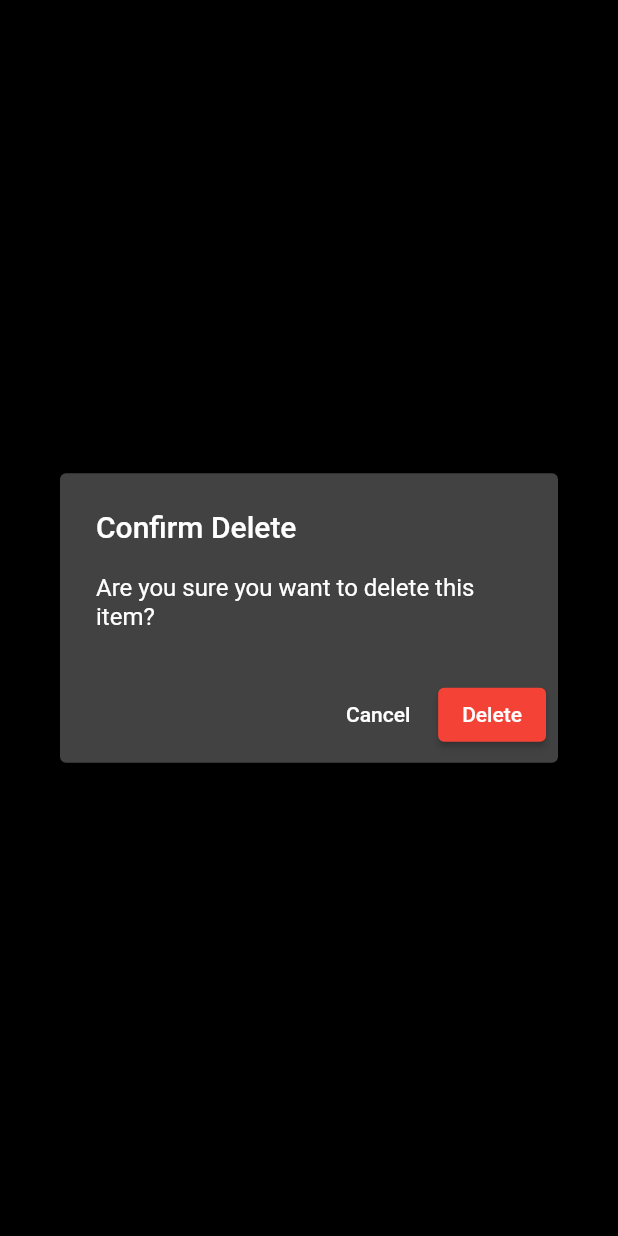
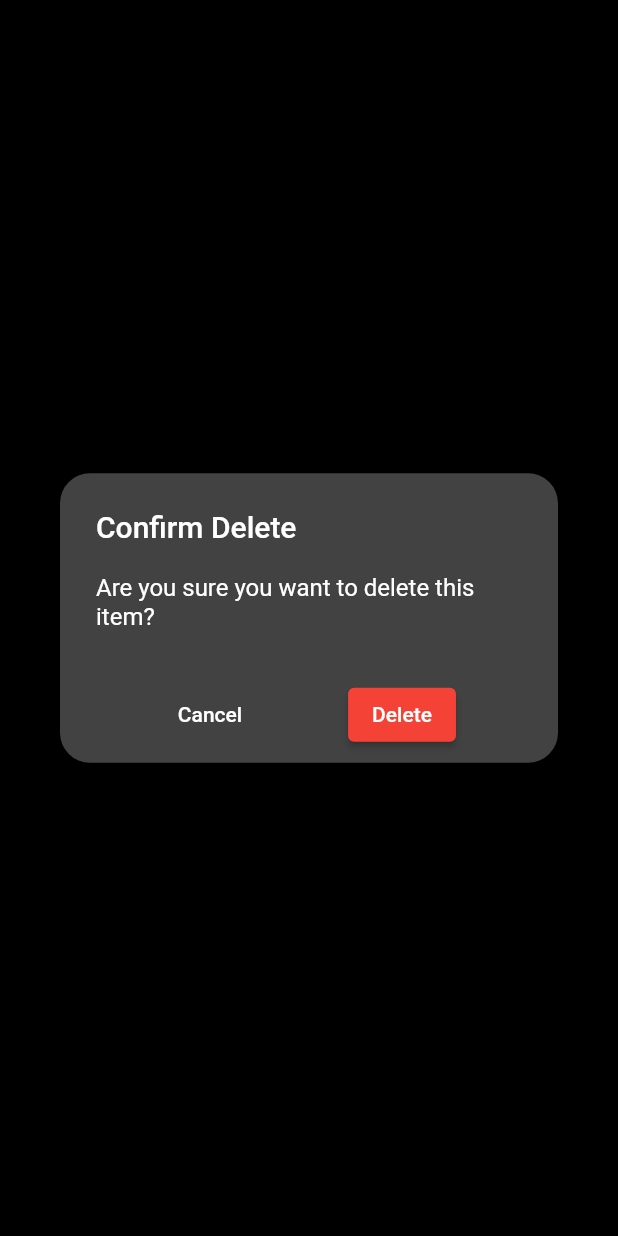
Before and after one commit to joscha0/speedclimb-stopwatch, a Flutter app: what showConfirmDeleteDialog() shows on an empty page, opened directly, on a phone screen of 412 x 824 dp. Run offline on Flutter 3.47's test engine with Material 2 defaults, Android fonts, the light colour scheme and no system bars; our stand-ins replace audioplayers, flutter_riverpod, flutter_slidable, isar, riverpod_annotation, shimmer and 1 more; accounts and stored records are empty; generated files the repository leaves out were written again.

Commit message:
improve style

```diff
--- a/lib/widgets/confirm_delete_dialog.dart
+++ b/lib/widgets/confirm_delete_dialog.dart
@@ -1,8 +1,4 @@
 import 'package:flutter/material.dart';
-import 'package:flutter_riverpod/flutter_riverpod.dart';
-import 'package:speedclimbing/controllers/time_entry_controller.dart';
-import 'package:speedclimbing/models/time_entry_model.dart';
-import 'package:speedclimbing/providers/time_entry_provider.dart';
 
 Future<bool?> showConfirmDeleteDialog(BuildContext context) async {
   return showDialog<bool>(
@@ -10,6 +6,8 @@ Future<bool?> showConfirmDeleteDialog(BuildContext context) async {
       barrierDismissible: true,
       builder: (BuildContext context) {
         return AlertDialog(
+          shape: const RoundedRectangleBorder(
+              borderRadius: BorderRadius.all(Radius.circular(20.0))),
           title: const Text('Confirm Delete'),
           content: const SingleChildScrollView(
             child: ListBody(
@@ -18,6 +16,7 @@ Future<bool?> showConfirmDeleteDialog(BuildContext context) async {
               ],
             ),
           ),
+          actionsAlignment: MainAxisAlignment.spaceEvenly,
           actions: <Widget>[
             TextButton(
               style: TextButton.styleFrom(
```
